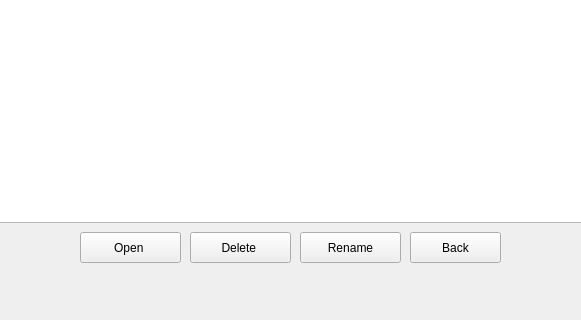
Above: GUI/SymposiumGui/directory.ui from RickZack/Symposium before the change; both pictures show x 200 to 781 and y 327 to 647 of the 1079 by 647 pixel window. Below: the same form after it.
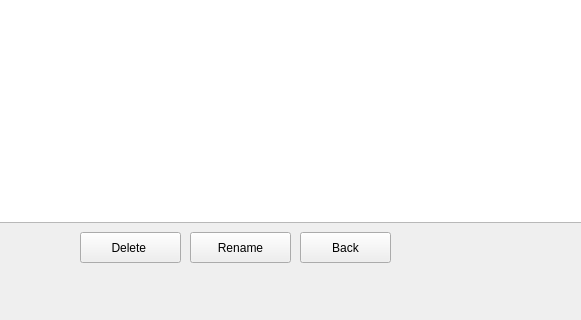
That is the form after the change. Icons and pictures are not drawn.

The edit to the form file:
```diff
--- a/GUI/SymposiumGui/directory.ui
+++ b/GUI/SymposiumGui/directory.ui
@@ -30,23 +30,10 @@
      </rect>
     </property>
    </widget>
-   <widget class="QPushButton" name="pushButton">
-    <property name="geometry">
-     <rect>
-      <x>280</x>
-      <y>530</y>
-      <width>101</width>
-      <height>31</height>
-     </rect>
-    </property>
-    <property name="text">
-     <string>Open </string>
-    </property>
-   </widget>
    <widget class="QPushButton" name="pushButton_2">
     <property name="geometry">
      <rect>
-      <x>390</x>
+      <x>280</x>
       <y>530</y>
       <width>101</width>
       <height>31</height>
@@ -190,7 +177,7 @@
    <widget class="QPushButton" name="back_button">
     <property name="geometry">
      <rect>
-      <x>610</x>
+      <x>500</x>
       <y>530</y>
       <width>91</width>
       <height>31</height>
@@ -226,7 +213,7 @@
    <widget class="QPushButton" name="renameButt">
     <property name="geometry">
      <rect>
-      <x>500</x>
+      <x>390</x>
       <y>530</y>
       <width>101</width>
       <height>31</height>
```
